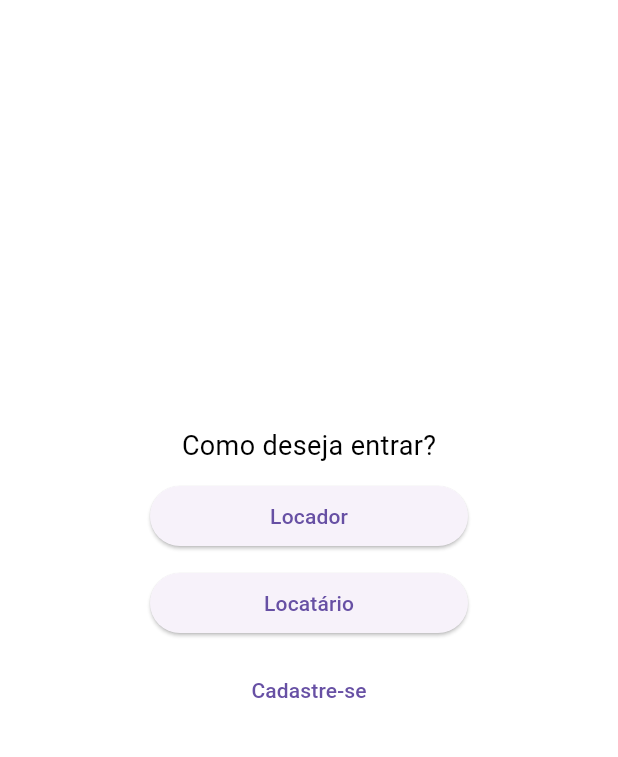
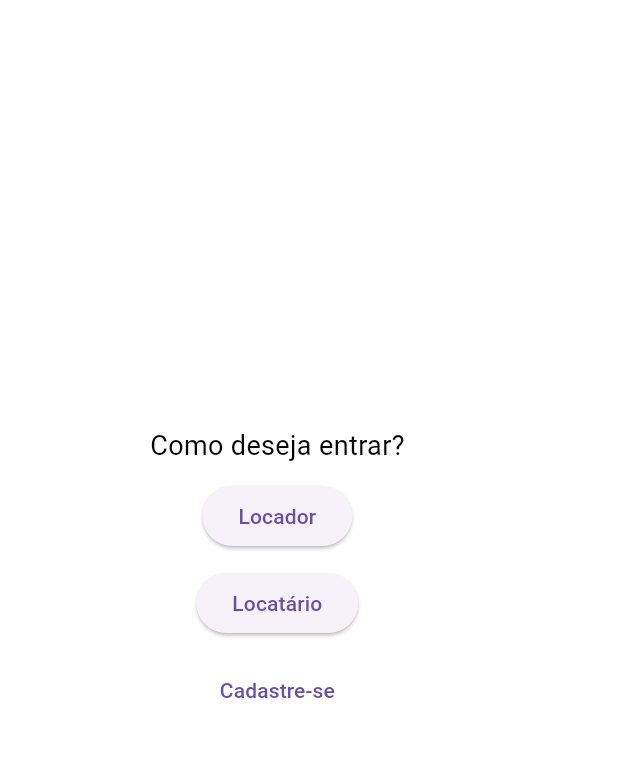
Before and after one commit to jade-mendes/reservas_app, a Flutter app: the screen it shows after launch, on a phone screen of 412 x 824 dp, the part 84-841 px from its top. Run offline on Flutter 3.47's test engine with Material 3 defaults, Android fonts, the phone set to English and light mode, and no system bars; our stand-ins replace sqflite_common_ffi; accounts and stored records are empty; statements that could not run were skipped.

Commit message:
style: voltando pro padrão do MaterialApp

```diff
--- a/analysis_options.yaml
+++ b/analysis_options.yaml
@@ -7,6 +7,9 @@
 
 # The following line activates a set of recommended lints for Flutter apps,
 # packages, and plugins designed to encourage good coding practices.
+analyzer:
+  errors:
+    avoid_print: ignore
 include: package:flutter_lints/flutter.yaml
 
 linter:
--- a/lib/ui/screens/login.dart
+++ b/lib/ui/screens/login.dart
@@ -61,22 +61,19 @@ class _LoginState extends State<Login> {
           children:[
             Text("Como deseja entrar?", style: Theme.of(context).textTheme.bodyMedium),
             const SizedBox(height: 10),
-            SizedBox(
-              width: double.infinity,
-              child: ElevatedButton(onPressed: (){}, child: Text("Locador")),
-            ),
+            ElevatedButton(
+              onPressed: (){},
+              child: Text("Locador")),
             const SizedBox(height: 10),
-            SizedBox(
-              width: double.infinity,
-              child: ElevatedButton(onPressed: (){}, child: Text("Locatário")),
-            ),
+            ElevatedButton(
+              onPressed: (){},
+              child: Text("Locatário")),
             const SizedBox(height: 10),
-            SizedBox(
-              width: double.infinity,
-              child: TextButton(onPressed: (){
+            TextButton(
+              onPressed: (){
                 Navigator.pushNamed(context, SignUp.route);
-              }, child: Text("Cadastre-se")),
-            ),
+              },
+              child: Text("Cadastre-se")),
           ]
         )
       )
```
